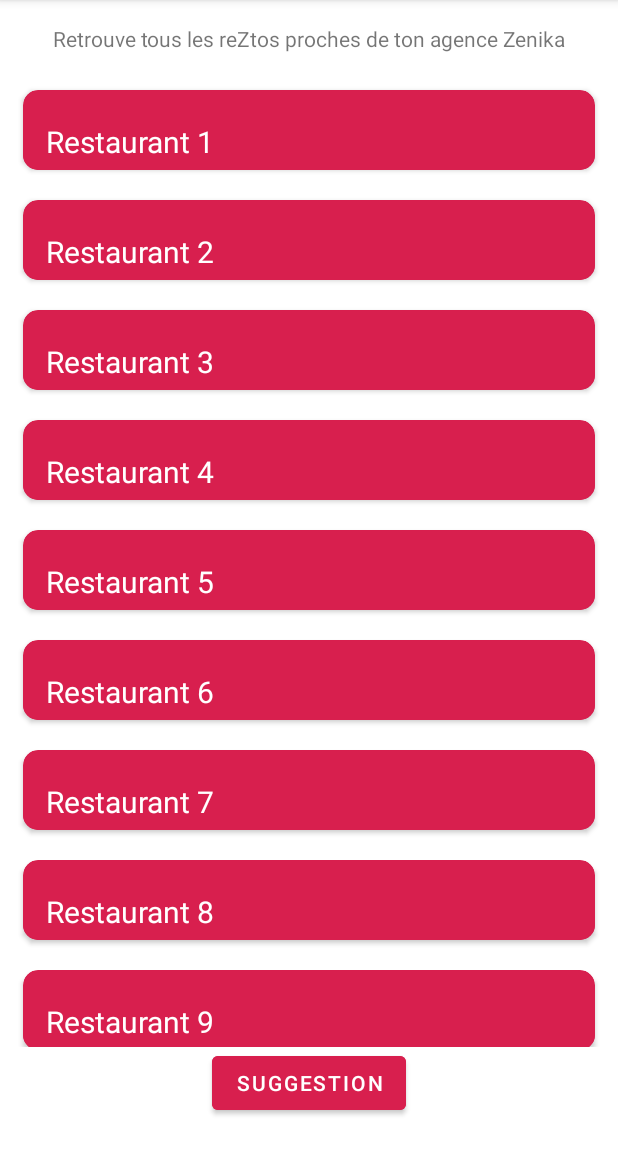
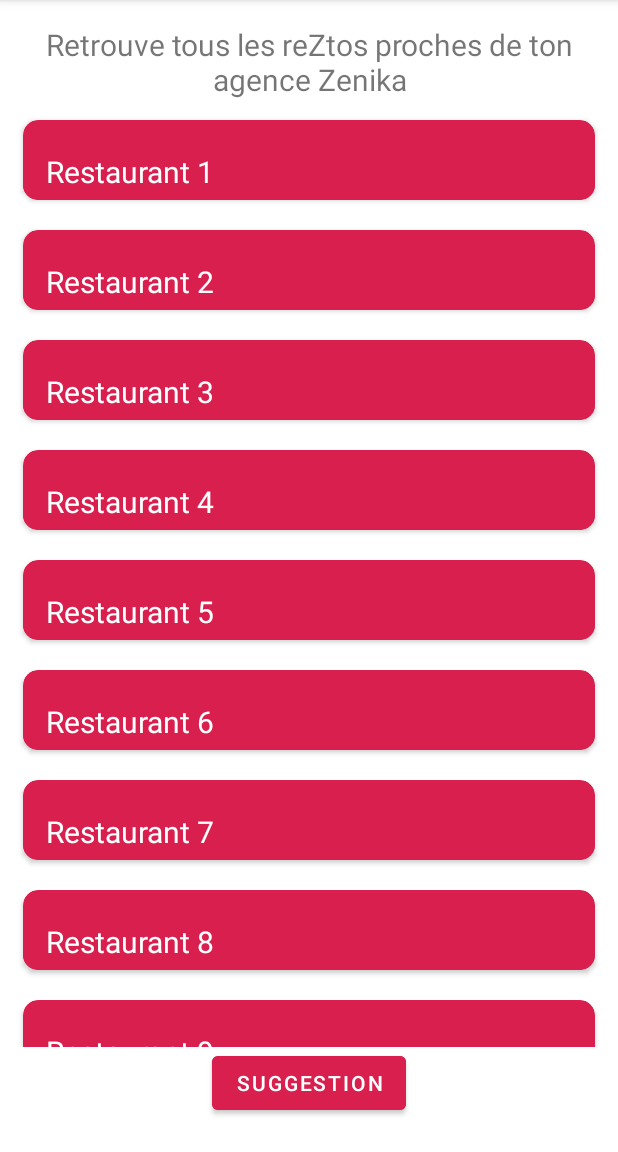
Before and after one commit to Zenika/ZeniLunch, an Android app: the screen it shows after launch (MainActivity), on a phone screen of 412 x 824 dp, the part 84-1236 px from its top. Run offline under Robolectric (Android 15) with nearby library versions, the phone set to English and light mode, and no system bars.

Commit message:
Liste Restos

```diff
--- a/app/src/main/res/layout/activity_main.xml
+++ b/app/src/main/res/layout/activity_main.xml
@@ -11,7 +11,7 @@
         android:id="@+id/listItems"
         android:layout_width="0dp"
         android:layout_height="0dp"
-        android:layout_marginTop="50dp"
+        android:layout_marginTop="70dp"
         android:layout_marginBottom="70dp"
         android:background="#FFFFFF"
         app:layout_constraintBottom_toBottomOf="parent"
@@ -28,6 +28,8 @@
         android:layout_height="wrap_content"
         android:layout_marginTop="16dp"
         android:text="Retrouve tous les reZtos proches de ton agence Zenika"
+        android:textAlignment="center"
+        android:textSize="20sp"
         app:layout_constraintEnd_toEndOf="parent"
         app:layout_constraintStart_toStartOf="parent"
         app:layout_constraintTop_toTopOf="parent" />
```
